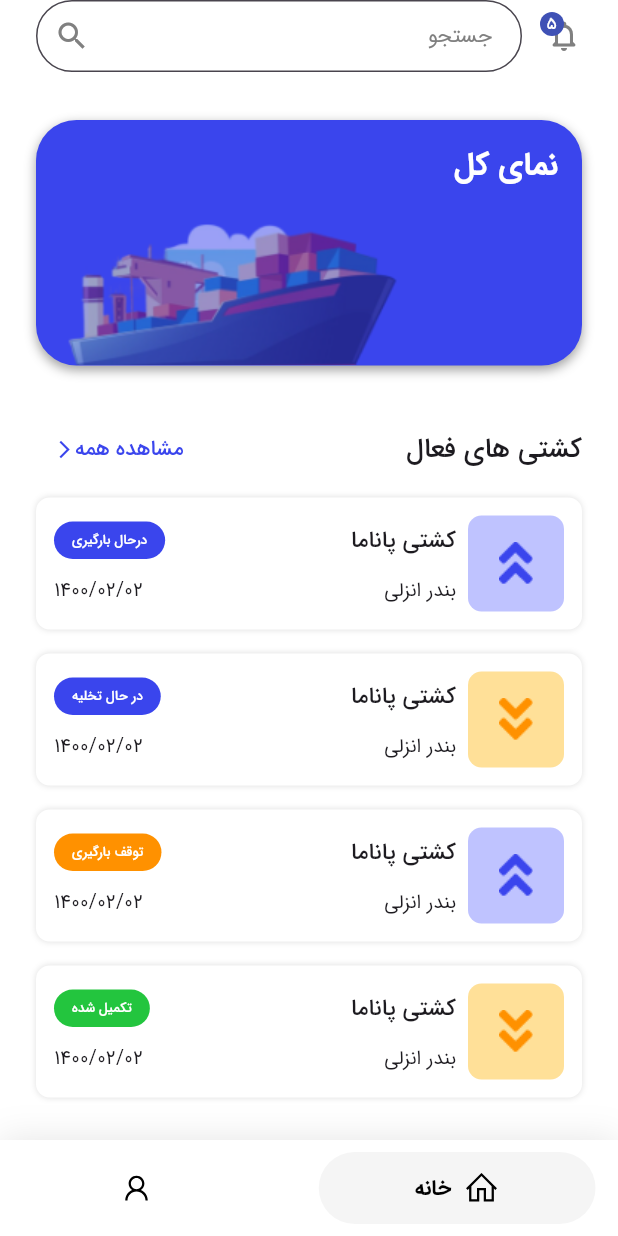
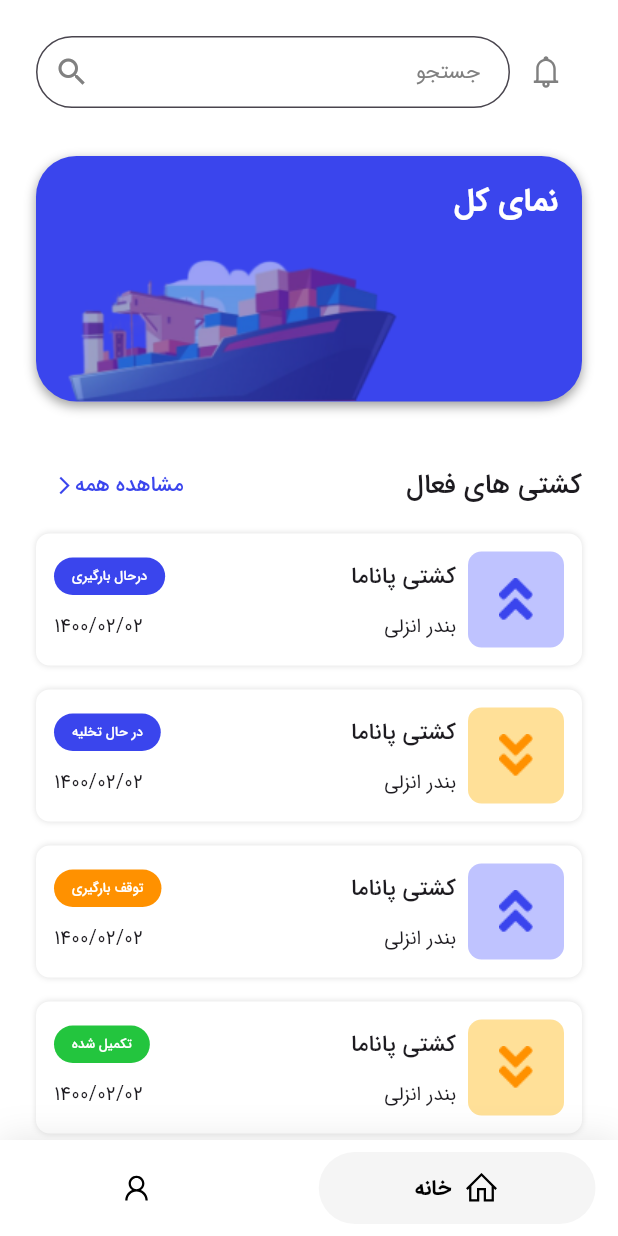
Before and after one commit to bahiraei/porduct_owner, a Flutter app: the screen it shows after launch, on a phone screen of 412 x 824 dp. Run offline on Flutter 3.47's test engine with Material 2 defaults, Android fonts, the phone set to English and light mode, and no system bars; drawn by our look-alikes of google_nav_bar; our stand-ins replace flutter_animate, gap, line_icons, pinput.

Commit message:
complete home screen ui

```diff
--- a/lib/features/home/presentation/view/home_page.dart
+++ b/lib/features/home/presentation/view/home_page.dart
@@ -1,5 +1,6 @@
 import 'package:flutter/material.dart';
 import 'package:gap/gap.dart';
+import 'package:line_icons/line_icons.dart';
 
 class HomePageView extends StatelessWidget {
   const HomePageView({super.key});
@@ -9,29 +10,25 @@ class HomePageView extends StatelessWidget {
     final size = MediaQuery.of(context).size;
     return Scaffold(
       backgroundColor: Colors.white,
-      body: SafeArea(
-        child: SingleChildScrollView(
+      body: SingleChildScrollView(
         child: Padding(
           padding: const EdgeInsets.symmetric(
             horizontal: 24,
           ),
           child: Column(
             children: [
-                Gap(MediaQuery.of(context).viewPadding.top),
+              Gap(MediaQuery.of(context).viewPadding.top + 24),
               Row(
                 children: [
-                    const Badge(
-                      backgroundColor: Colors.indigo,
-                      label: Text(
-                        '5',
-                      ),
-                      child: Icon(
-                        Icons.notifications_none_rounded,
-                        size: 24,
+                  IconButton(
+                    padding: const EdgeInsets.all(0),
+                    onPressed: () {},
+                    icon: const Icon(
+                      LineIcons.bell,
+                      size: 26,
                       color: Color(0xff808080),
                     ),
                   ),
-                    const Gap(16),
                   Expanded(
                     child: TextField(
                       /*   onTapOutside: (event) => FocusScope.of(context).unfocus(),*/
@@ -539,7 +536,6 @@ class HomePageView extends StatelessWidget {
           ),
         ),
       ),
-      ),
     );
   }
 }
--- a/pubspec.yaml
+++ b/pubspec.yaml
@@ -52,7 +52,6 @@ flutter:
     - assets/images/
     - assets/images/splash/
     - assets/images/profile/
-    - assets/images/search/
     - assets/images/home/
 
   fonts:
```
Also changed, not shown: lib/features/home/presentation/view/search_page.dart (deleted, +0 -106 lines), assets/images/search/no_result.png (deleted). Lines whose indentation alone changed are shown as unchanged.
